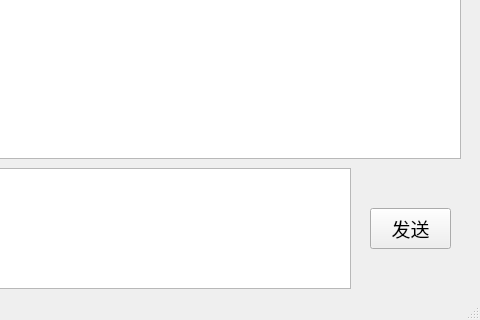
JYBWOB/DES_Python, file MainWindow/ServerWindow.ui: the form before one commit; both pictures show x 200 to 680 and y 182 to 502 of the 680 by 502 pixel window.
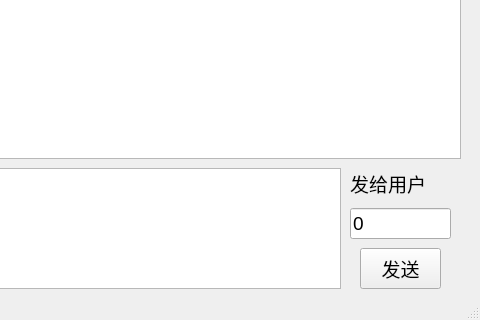
The form after the commit.

Commit message: 多对一实现

```diff
--- a/MainWindow/ServerWindow.ui
+++ b/MainWindow/ServerWindow.ui
@@ -25,7 +25,7 @@
      <rect>
       <x>20</x>
       <y>350</y>
-      <width>531</width>
+      <width>521</width>
       <height>121</height>
      </rect>
     </property>
@@ -33,8 +33,8 @@
    <widget class="QPushButton" name="send">
     <property name="geometry">
      <rect>
-      <x>570</x>
-      <y>390</y>
+      <x>560</x>
+      <y>430</y>
       <width>81</width>
       <height>41</height>
      </rect>
@@ -119,6 +119,32 @@
      </item>
     </layout>
    </widget>
+   <widget class="QLineEdit" name="clientid">
+    <property name="geometry">
+     <rect>
+      <x>550</x>
+      <y>390</y>
+      <width>101</width>
+      <height>31</height>
+     </rect>
+    </property>
+    <property name="text">
+     <string>0</string>
+    </property>
+   </widget>
+   <widget class="QLabel" name="label">
+    <property name="geometry">
+     <rect>
+      <x>550</x>
+      <y>350</y>
+      <width>101</width>
+      <height>31</height>
+     </rect>
+    </property>
+    <property name="text">
+     <string>发给用户</string>
+    </property>
+   </widget>
   </widget>
   <widget class="QStatusBar" name="statusbar"/>
  </widget>
```
The commit also changes 2 other files.
